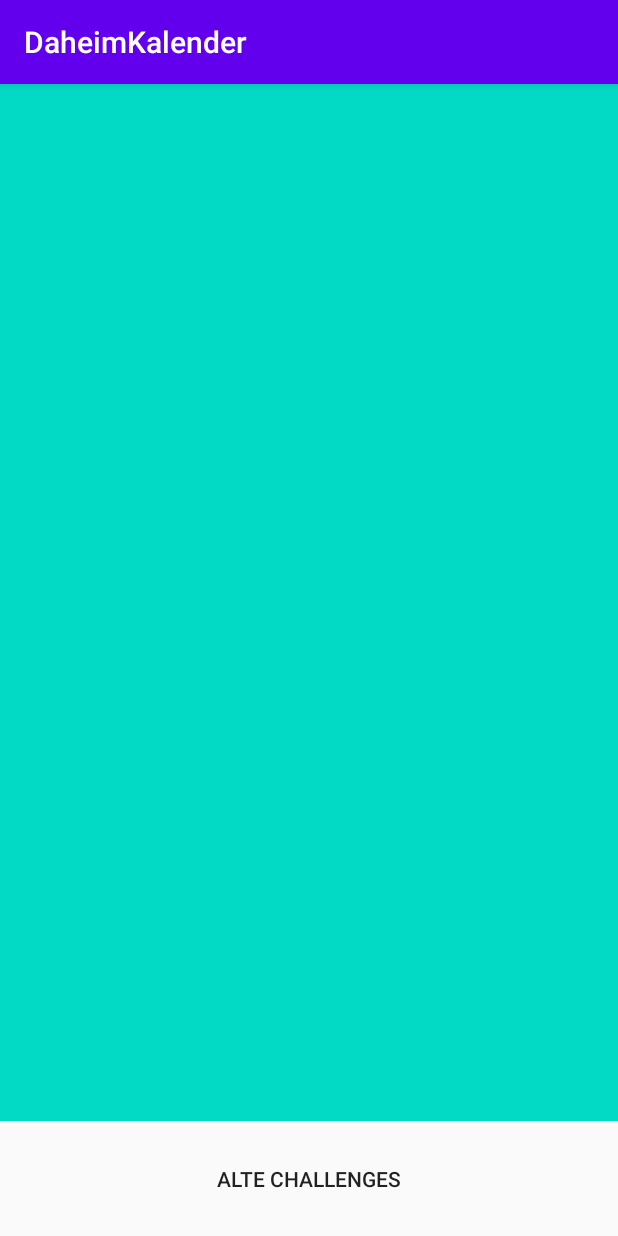
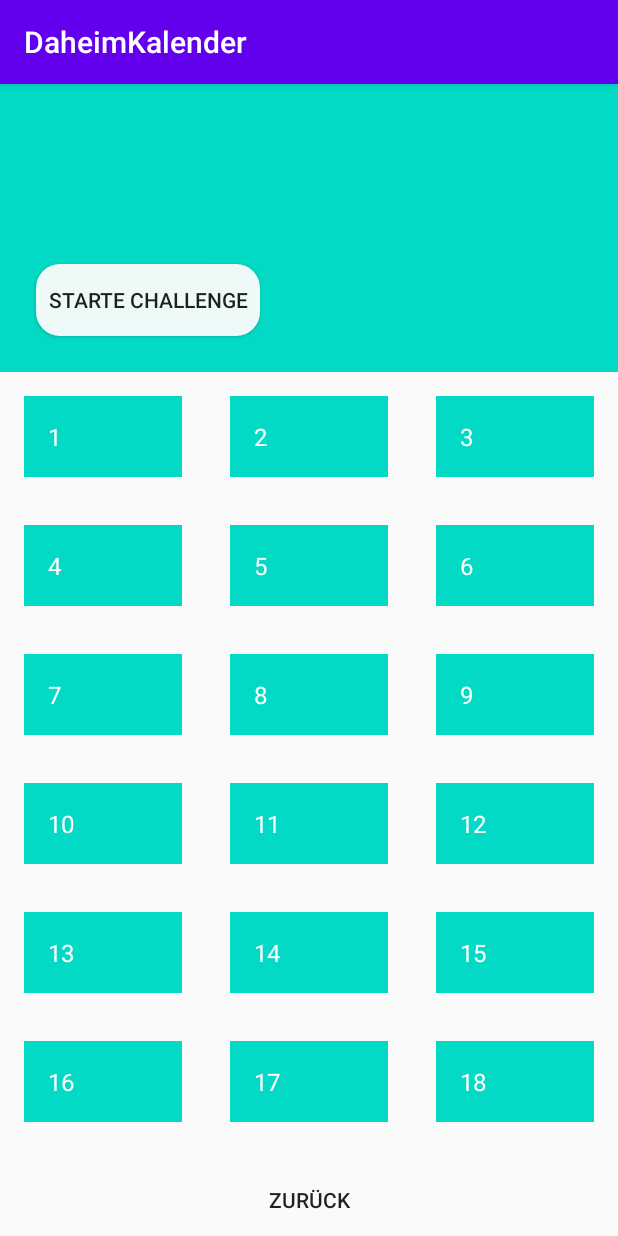
Before and after one commit to WirVsVirus-Hackathon-Corona-Calendar/DaheimKalendar, an Android app: the screen it shows after launch (MainActivity), after a tap on "ALTE CHALLENGES", on a phone screen of 412 x 824 dp. Run offline under Robolectric (Android 15) with nearby library versions, the phone set to English and light mode, and no system bars.

Commit message:
changed animation + added item for recycler view

```diff
--- a/app/src/main/java/de/garritfra/daheimkalender/ui/ChallengeTagebuchFragment.java
+++ b/app/src/main/java/de/garritfra/daheimkalender/ui/ChallengeTagebuchFragment.java
@@ -35,7 +35,7 @@ public class ChallengeTagebuchFragment extends Fragment {
     // TODO: Customize parameters
     private int mColumnCount = 3;
     private OnListFragmentInteractionListener mListener;
-    boolean mOld = true;
+    boolean mOld = false;
     private ConstraintSet constraintSet1;
     private ConstraintSet constraintSet2;
     private ConstraintLayout constraintLayout;
@@ -81,19 +81,25 @@ public class ChallengeTagebuchFragment extends Fragment {
         constraintSet2.clone(getActivity(), R.layout.fragment_challenge_tagebuch_2);
 
         List challenges = new LinkedList();
-        Challenge challenge = new Challenge();
-        challenge.setId(1);
-        challenges.add(challenge);
+        for(int i=1; i<50; i++) {
+            Challenge challenge = new Challenge();
+            challenge.setId(i);
+            challenges.add(challenge);
+        }
 
-        Button button = view.findViewById(R.id.button);
+
+        final Button button = view.findViewById(R.id.button);
         button.setOnClickListener(new View.OnClickListener() {
             @Override
             public void onClick(View v) {
                 TransitionManager.beginDelayedTransition(constraintLayout);
                 if (mOld = !mOld) {
+                    constraintSet2.applyTo(constraintLayout);
+                    button.setText(R.string.zurueck);
+                }  else {
+                    // set new constraints
                     constraintSet1.applyTo(constraintLayout); // set new constraints
-                }  else {
-                    constraintSet2.applyTo(constraintLayout); // set new constraints
+                    button.setText(R.string.alte_challenges);
                 }
             }
         });
--- /dev/null
+++ b/app/src/main/res/drawable/round_button.xml
@@ -0,0 +1,9 @@
+<?xml version="1.0" encoding="utf-8"?>
+<shape xmlns:android="http://schemas.android.com/apk/res/android"
+    android:shape="rectangle">
+    <solid android:color="#eeffffff" />
+    <corners android:bottomRightRadius="16dp"
+        android:bottomLeftRadius="16dp"
+        android:topRightRadius="16dp"
+        android:topLeftRadius="16dp"/>
+</shape>
--- /dev/null
+++ b/app/src/main/res/drawable/square.xml
@@ -0,0 +1,5 @@
+<?xml version="1.0" encoding="utf-8"?>
+<shape xmlns:android="http://schemas.android.com/apk/res/android"
+    android:shape="rectangle">
+    <solid android:color="@color/colorAccent" />
+</shape>
--- a/app/src/main/res/layout/fragment_challenge_tagebuch_1.xml
+++ b/app/src/main/res/layout/fragment_challenge_tagebuch_1.xml
@@ -43,10 +43,23 @@
         android:layout_width="0dp"
         android:layout_height="wrap_content"
         android:background="@android:color/transparent"
-        android:text="Alte Challenges"
+        android:text="@string/alte_challenges"
         app:layout_constraintBottom_toBottomOf="parent"
         app:layout_constraintEnd_toEndOf="parent"
         app:layout_constraintStart_toStartOf="parent"
         app:layout_constraintTop_toBottomOf="@+id/text" />
 
+    <Button
+        android:id="@+id/button2"
+        android:layout_width="wrap_content"
+        android:layout_height="wrap_content"
+        android:layout_marginStart="24dp"
+        android:layout_marginBottom="24dp"
+        android:padding="8dp"
+        android:elevation="8dp"
+        android:background="@drawable/round_button"
+        android:text="@string/starte_heutige_challenge"
+        app:layout_constraintBottom_toBottomOf="@+id/text"
+        app:layout_constraintStart_toStartOf="parent" />
+
 </androidx.constraintlayout.widget.ConstraintLayout>
--- a/app/src/main/res/layout/fragment_challenge_tagebuch_2.xml
+++ b/app/src/main/res/layout/fragment_challenge_tagebuch_2.xml
@@ -42,7 +42,7 @@
         android:layout_width="0dp"
         android:layout_height="wrap_content"
         android:background="@android:color/transparent"
-        android:text="Heutige Challenge"
+        android:text="@string/zurueck"
         app:layout_constraintBottom_toBottomOf="parent"
         app:layout_constraintEnd_toEndOf="parent"
         app:layout_constraintStart_toStartOf="parent" />
--- a/app/src/main/res/layout/fragment_challenge_tagebuch_item.xml
+++ b/app/src/main/res/layout/fragment_challenge_tagebuch_item.xml
@@ -1,20 +1,18 @@
 <?xml version="1.0" encoding="utf-8"?>
 <LinearLayout xmlns:android="http://schemas.android.com/apk/res/android"
-    android:layout_width="wrap_content"
+    android:layout_width="match_parent"
     android:layout_height="wrap_content"
     android:orientation="horizontal">
 
     <TextView
         android:id="@+id/item_number"
-        android:layout_width="wrap_content"
+        android:layout_width="match_parent"
         android:layout_height="wrap_content"
+        android:text="1"
         android:layout_margin="@dimen/text_margin"
+        android:textColor="@android:color/white"
+        android:background="@drawable/square"
+        android:padding="@dimen/text_margin"
         android:textAppearance="?attr/textAppearanceListItem" />
 
-    <TextView
-        android:id="@+id/content"
-        android:layout_width="wrap_content"
-        android:layout_height="wrap_content"
-        android:layout_margin="@dimen/text_margin"
-        android:textAppearance="?attr/textAppearanceListItem" />
 </LinearLayout>
--- a/app/src/main/res/values/strings.xml
+++ b/app/src/main/res/values/strings.xml
@@ -1,3 +1,6 @@
 <resources>
     <string name="app_name">DaheimKalender</string>
+    <string name="starte_heutige_challenge">Starte Challenge</string>
+    <string name="alte_challenges">Alte Challenges</string>
+    <string name="zurueck">Zurück</string>
 </resources>
```
Also changed, not shown: app/src/main/res/anim/challenge_tagebuch_swip_up.xml (deleted, +0 -12 lines).
